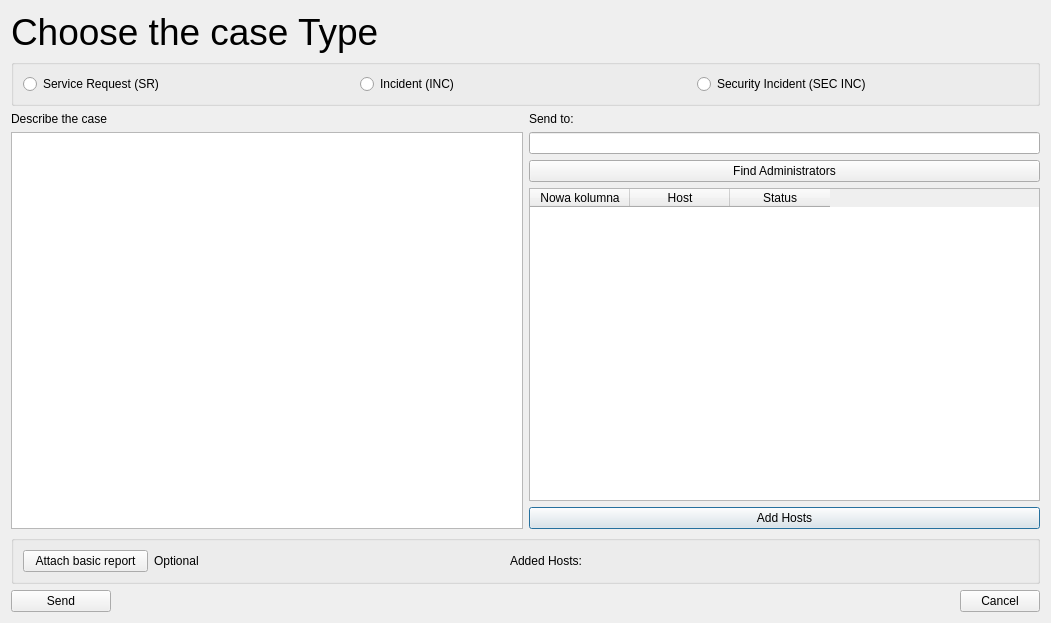
This is PT-Helpdesk-Client/reportdialog.ui in lukpro681/PT-Helpdesk as Qt 5 draws it before an edit. The edited form follows.
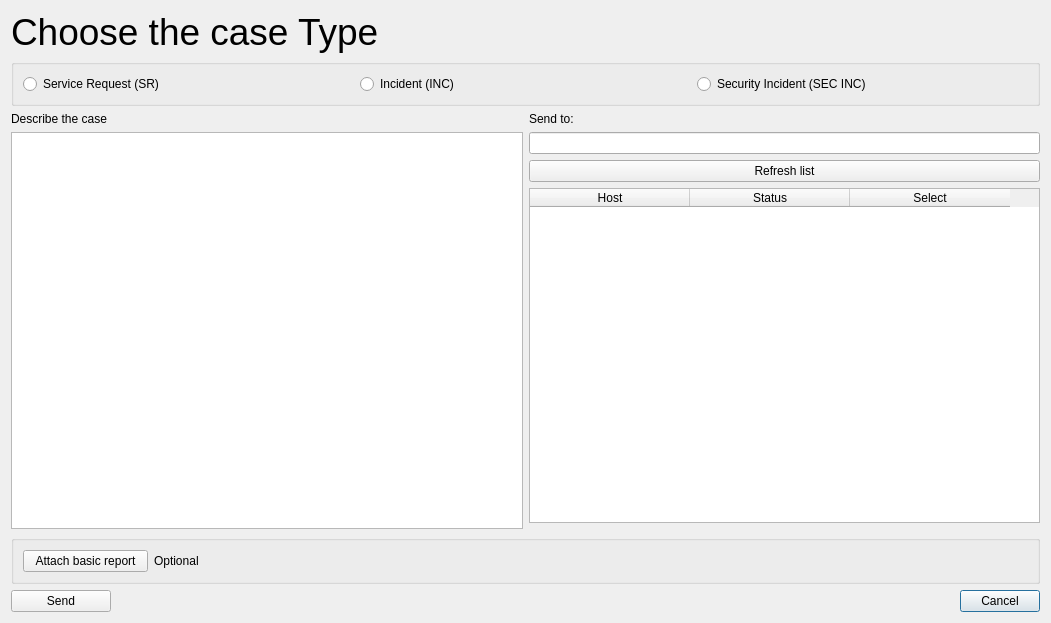
This is the edited form.

```diff
--- a/PT-Helpdesk-Client/reportdialog.ui
+++ b/PT-Helpdesk-Client/reportdialog.ui
@@ -38,13 +38,6 @@
      </property>
     </widget>
    </item>
-   <item row="7" column="1">
-    <widget class="QPushButton" name="addHostsButton">
-     <property name="text">
-      <string>Add Hosts</string>
-     </property>
-    </widget>
-   </item>
    <item row="1" column="0" rowspan="2" colspan="2">
     <widget class="QGroupBox" name="groupBox">
      <property name="maximumSize">
@@ -120,17 +113,15 @@
    <item row="5" column="1">
     <widget class="QPushButton" name="findButton">
      <property name="text">
-      <string>Find Administrators</string>
+      <string>Refresh list</string>
      </property>
     </widget>
    </item>
    <item row="6" column="1">
     <widget class="QTableWidget" name="tableWidget">
-     <column>
-      <property name="text">
-       <string>Nowa kolumna</string>
-      </property>
-     </column>
+     <attribute name="horizontalHeaderDefaultSectionSize">
+      <number>160</number>
+     </attribute>
      <column>
       <property name="text">
        <string>Host</string>
@@ -141,6 +132,11 @@
        <string>Status</string>
       </property>
      </column>
+     <column>
+      <property name="text">
+       <string>Select</string>
+      </property>
+     </column>
     </widget>
    </item>
    <item row="4" column="0" rowspan="4">
@@ -201,7 +197,7 @@
        <widget class="QLabel" name="optionalLabel">
         <property name="maximumSize">
          <size>
-          <width>350</width>
+          <width>16777215</width>
           <height>16777215</height>
          </size>
         </property>
@@ -210,13 +206,6 @@
         </property>
        </widget>
       </item>
-      <item>
-       <widget class="QLabel" name="label">
-        <property name="text">
-         <string>Added Hosts:</string>
-        </property>
-       </widget>
-      </item>
      </layout>
     </widget>
    </item>
```
